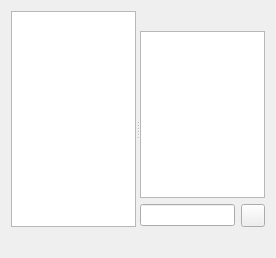
First picture: the form in eiskaltdcpp-qt/ui/UIShareBrowser.ui, repository eiskaltdcpp/eiskaltdcpp, before the edit.
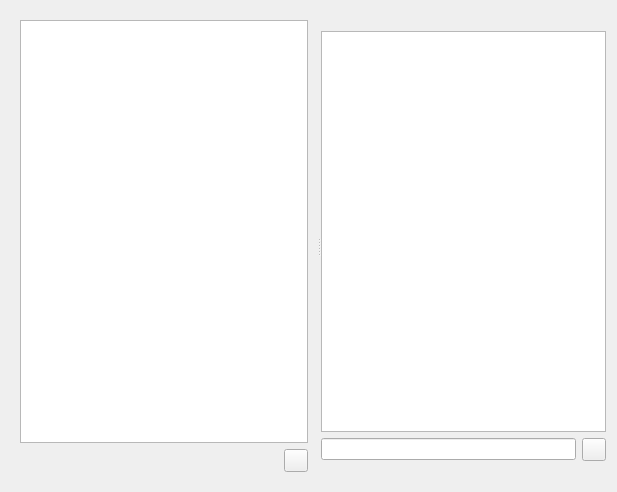
Second picture: the form after the edit. Custom widgets are drawn as their Qt base class.

Commit message: Qt Ui: 	* Wildcard search in ShareBrowser.

```diff
--- a/eiskaltdcpp-qt/ui/UIShareBrowser.ui
+++ b/eiskaltdcpp-qt/ui/UIShareBrowser.ui
@@ -6,8 +6,8 @@
    <rect>
     <x>0</x>
     <y>0</y>
-    <width>276</width>
-    <height>258</height>
+    <width>617</width>
+    <height>492</height>
    </rect>
   </property>
   <property name="sizePolicy">
@@ -20,7 +20,7 @@
    <string>Form</string>
   </property>
   <layout class="QGridLayout" name="gridLayout_3">
-   <item row="0" column="0">
+   <item row="1" column="0">
     <widget class="QSplitter" name="splitter">
      <property name="orientation">
       <enum>Qt::Horizontal</enum>
@@ -45,10 +45,12 @@
        <enum>QFrame::Raised</enum>
       </property>
       <layout class="QGridLayout" name="gridLayout">
-       <property name="margin">
-        <number>0</number>
-       </property>
-       <item row="2" column="0" colspan="2">
+       <item row="0" column="0">
+        <widget class="QTreeView" name="treeView_LPANE"/>
+       </item>
+       <item row="1" column="0">
+        <layout class="QHBoxLayout" name="horizontalLayout">
+         <item>
         <widget class="QLabel" name="label_LEFT">
          <property name="layoutDirection">
           <enum>Qt::RightToLeft</enum>
@@ -58,8 +60,14 @@
          </property>
         </widget>
        </item>
-       <item row="0" column="0" colspan="2">
-        <widget class="QTreeView" name="treeView_LPANE"/>
+         <item>
+          <widget class="QToolButton" name="toolButton_SEARCH">
+           <property name="text">
+            <string/>
+           </property>
+          </widget>
+         </item>
+        </layout>
        </item>
       </layout>
      </widget>
```
Lines whose indentation alone changed are shown as unchanged. The commit also changes 6 other files.
